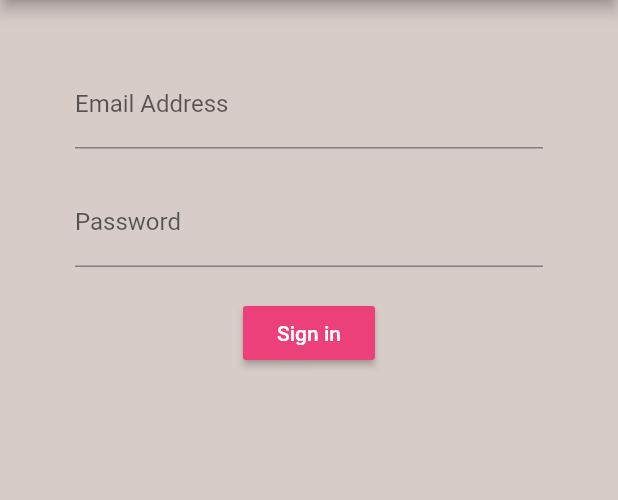
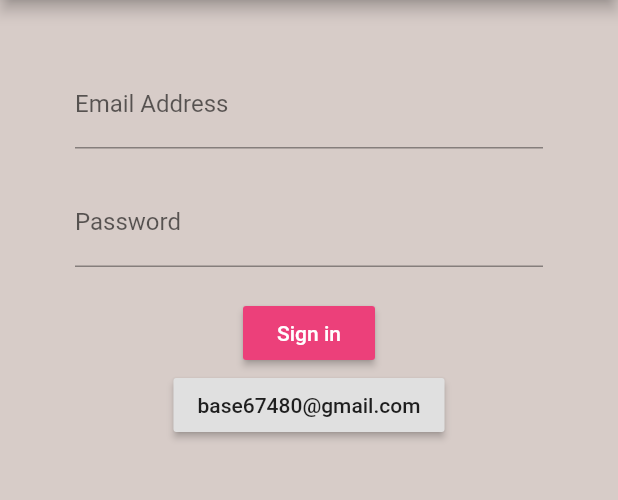
Before and after one commit to eso5-uol/Flutter-reciepts-app, a Flutter app: the screen it shows after launch, on a phone screen of 412 x 824 dp, the part 84-584 px from its top. Run offline on Flutter 3.47's test engine with Material 2 defaults, Android fonts, the light colour scheme and no system bars; our stand-ins replace firebase_auth, fluttertoast; accounts and stored records are empty.

Commit message:
added quick sign in for testing purposes

```diff
--- a/fdm_expenses_app/lib/screens/authenticate/sign_in.dart
+++ b/fdm_expenses_app/lib/screens/authenticate/sign_in.dart
@@ -91,6 +91,12 @@ class _SignInState extends State<SignIn> {
                   }
                 },
               ),
+              RaisedButton(
+                child: Text("base67480@gmail.com"),
+                onPressed: () async {
+                  dynamic result = await _auth.signInWithEmailAndPassword('base67480@gmail.com', 'password');
+                },
+              ),
               SizedBox(height: 12,),
               Text(
                 error,
```
